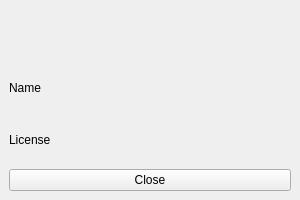
This is source/frontend/about.ui in streaksu/mantissa as Qt 5 draws it before an edit. The edited form follows.
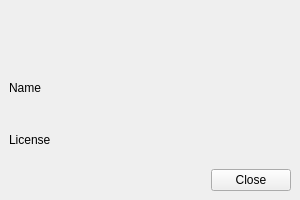
This is the edited form. Icons and pictures are not drawn.

Commit message: Add cookie policy support and style dialogs

The edit to the form file:
```diff
--- a/source/frontend/about.ui
+++ b/source/frontend/about.ui
@@ -65,9 +65,9 @@
      </widget>
     </item>
     <item>
-     <widget class="QPushButton" name="closeButton">
-      <property name="text">
-       <string>Close</string>
+     <widget class="QDialogButtonBox" name="buttonBox">
+      <property name="standardButtons">
+       <set>QDialogButtonBox::Close</set>
       </property>
      </widget>
     </item>
```
Left out of the diff: 4 changed lines with no effect on the pictures. The commit also changes 4 other files.
